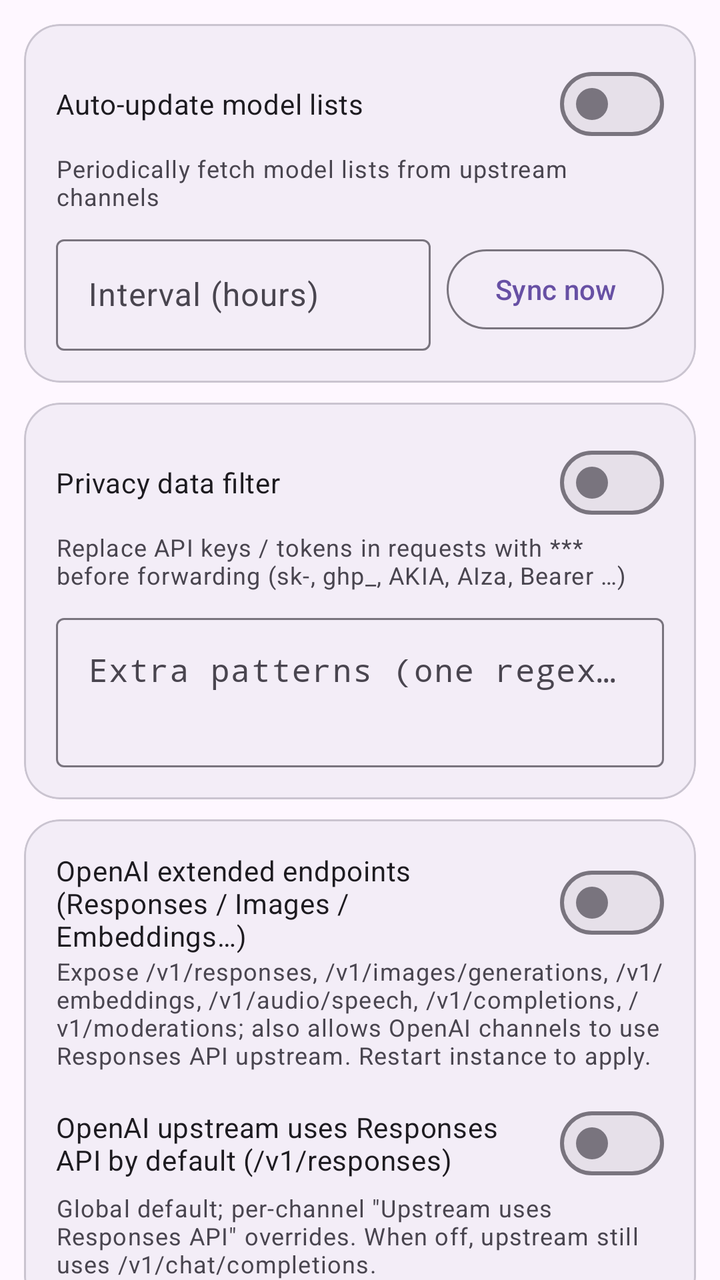
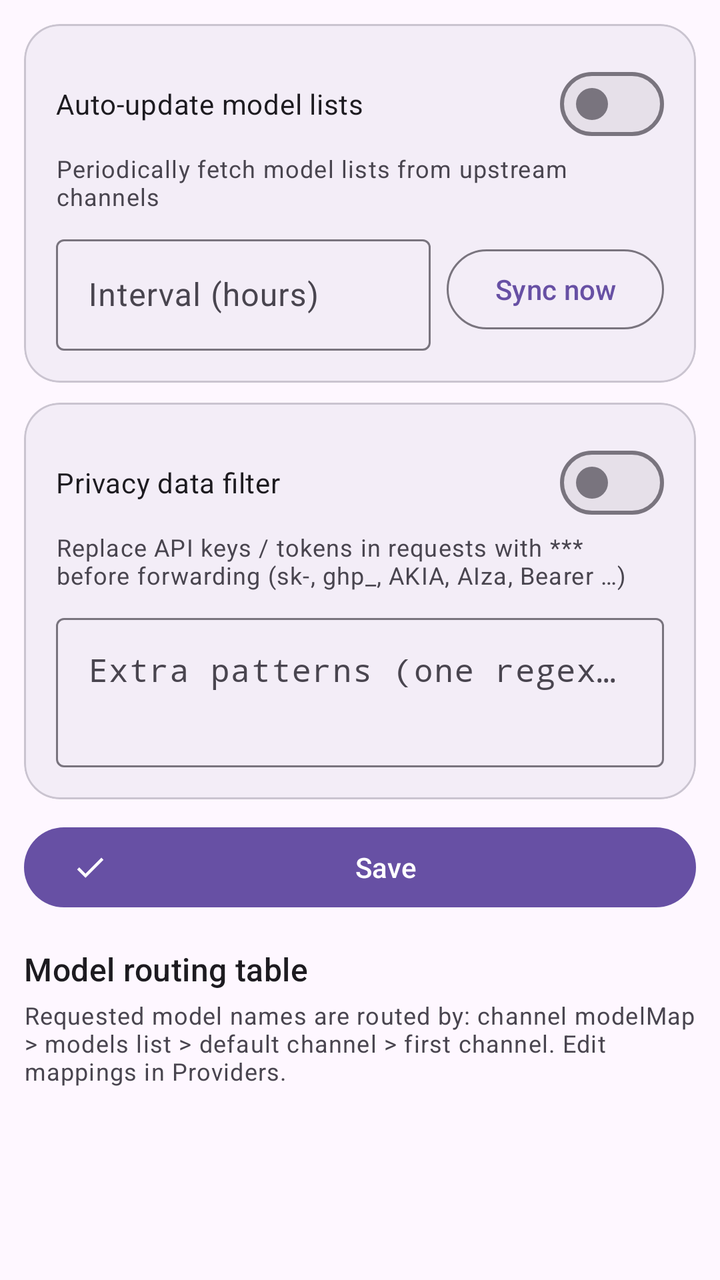

Compare the two renders of this Android layout. The source of the first and the diff that turns it into the second are given below.
<!-- AndroidManifest.xml: application theme Theme.AIGateway -->
<!-- res/layout/fragment_routing.xml -->
<?xml version="1.0" encoding="utf-8"?>
<androidx.core.widget.NestedScrollView xmlns:android="http://schemas.android.com/apk/res/android"
    xmlns:app="http://schemas.android.com/apk/res-auto"
    android:layout_width="match_parent"
    android:layout_height="match_parent"
    android:fillViewport="true">

    <LinearLayout
        android:layout_width="match_parent"
        android:layout_height="wrap_content"
        android:orientation="vertical"
        android:padding="12dp">

        
        <com.google.android.material.card.MaterialCardView
            android:layout_width="match_parent"
            android:layout_height="wrap_content"
            android:layout_marginBottom="10dp"
            app:cardCornerRadius="18dp"
            app:cardElevation="0dp"
            app:cardBackgroundColor="?attr/colorSurfaceContainer">

            <LinearLayout
                android:layout_width="match_parent"
                android:layout_height="wrap_content"
                android:orientation="vertical"
                android:padding="16dp">

                <com.google.android.material.materialswitch.MaterialSwitch
                    android:id="@+id/switchModelSync"
                    android:layout_width="match_parent"
                    android:layout_height="wrap_content"
                    android:text="@string/rt_model_sync" />

                <TextView
                    android:layout_width="match_parent"
                    android:layout_height="wrap_content"
                    android:text="@string/rt_model_sync_desc"
                    android:textAppearance="?attr/textAppearanceBodySmall"
                    android:textColor="?attr/colorOnSurfaceVariant" />

                <LinearLayout
                    android:layout_width="match_parent"
                    android:layout_height="wrap_content"
                    android:orientation="horizontal"
                    android:gravity="center_vertical"
                    android:layout_marginTop="8dp">

                    <com.google.android.material.textfield.TextInputLayout
                        android:layout_width="0dp"
                        android:layout_height="wrap_content"
                        android:layout_weight="1"
                        android:hint="@string/rt_sync_interval"
                        style="@style/Widget.Material3.TextInputLayout.OutlinedBox">
                        <com.google.android.material.textfield.TextInputEditText
                            android:id="@+id/editSyncInterval"
                            android:layout_width="match_parent"
                            android:layout_height="wrap_content"
                            android:inputType="number" />
                    </com.google.android.material.textfield.TextInputLayout>

                    <com.google.android.material.button.MaterialButton
                        android:id="@+id/btnSyncNow"
                        style="@style/Widget.Material3.Button.OutlinedButton"
                        android:layout_width="wrap_content"
                        android:layout_height="wrap_content"
                        android:layout_marginStart="8dp"
                        android:text="@string/rt_sync_now" />
                </LinearLayout>
            </LinearLayout>
        </com.google.android.material.card.MaterialCardView>

        
        <com.google.android.material.card.MaterialCardView
            android:layout_width="match_parent"
            android:layout_height="wrap_content"
            android:layout_marginBottom="10dp"
            app:cardCornerRadius="18dp"
            app:cardElevation="0dp"
            app:cardBackgroundColor="?attr/colorSurfaceContainer">

            <LinearLayout
                android:layout_width="match_parent"
                android:layout_height="wrap_content"
                android:orientation="vertical"
                android:padding="16dp">

                <com.google.android.material.materialswitch.MaterialSwitch
                    android:id="@+id/switchRedact"
                    android:layout_width="match_parent"
                    android:layout_height="wrap_content"
                    android:text="@string/rt_redact" />

                <TextView
                    android:layout_width="match_parent"
                    android:layout_height="wrap_content"
                    android:text="@string/rt_redact_desc"
                    android:textAppearance="?attr/textAppearanceBodySmall"
                    android:textColor="?attr/colorOnSurfaceVariant" />

                <com.google.android.material.textfield.TextInputLayout
                    android:layout_width="match_parent"
                    android:layout_height="wrap_content"
                    android:layout_marginTop="8dp"
                    android:hint="@string/rt_redact_extra"
                    style="@style/Widget.Material3.TextInputLayout.OutlinedBox">
                    <com.google.android.material.textfield.TextInputEditText
                        android:id="@+id/editRedactExtra"
                        android:layout_width="match_parent"
                        android:layout_height="wrap_content"
                        android:minLines="2"
                        android:gravity="top"
                        android:fontFamily="monospace"
                        android:inputType="textMultiLine" />
                </com.google.android.material.textfield.TextInputLayout>
            </LinearLayout>
        </com.google.android.material.card.MaterialCardView>

        
        <com.google.android.material.card.MaterialCardView
            android:layout_width="match_parent"
            android:layout_height="wrap_content"
            android:layout_marginBottom="10dp"
            app:cardCornerRadius="18dp"
            app:cardElevation="0dp"
            app:cardBackgroundColor="?attr/colorSurfaceContainer">

            <LinearLayout
                android:layout_width="match_parent"
                android:layout_height="wrap_content"
                android:orientation="vertical"
                android:padding="16dp">

                <com.google.android.material.materialswitch.MaterialSwitch
                    android:id="@+id/switchOeEnable"
                    android:layout_width="match_parent"
                    android:layout_height="wrap_content"
                    android:text="@string/rt_oe_enable" />

                <TextView
                    android:layout_width="match_parent"
                    android:layout_height="wrap_content"
                    android:text="@string/rt_oe_enable_desc"
                    android:textAppearance="?attr/textAppearanceBodySmall"
                    android:textColor="?attr/colorOnSurfaceVariant" />

                <com.google.android.material.materialswitch.MaterialSwitch
                    android:id="@+id/switchOeUpstream"
                    android:layout_width="match_parent"
                    android:layout_height="wrap_content"
                    android:layout_marginTop="12dp"
                    android:text="@string/rt_oe_upstream" />

                <TextView
                    android:layout_width="match_parent"
                    android:layout_height="wrap_content"
                    android:text="@string/rt_oe_upstream_desc"
                    android:textAppearance="?attr/textAppearanceBodySmall"
                    android:textColor="?attr/colorOnSurfaceVariant" />
            </LinearLayout>
        </com.google.android.material.card.MaterialCardView>

        <com.google.android.material.button.MaterialButton
            android:id="@+id/btnSaveRouting"
            android:layout_width="match_parent"
            android:layout_height="wrap_content"
            android:layout_marginBottom="16dp"
            app:icon="@drawable/ic_check"
            android:text="@string/save" />

        
        <TextView
            android:layout_width="wrap_content"
            android:layout_height="wrap_content"
            android:layout_marginBottom="4dp"
            android:text="@string/rt_table_title"
            android:textAppearance="?attr/textAppearanceTitleMedium" />

        <TextView
            android:layout_width="match_parent"
            android:layout_height="wrap_content"
            android:layout_marginBottom="8dp"
            android:text="@string/rt_hint"
            android:textAppearance="?attr/textAppearanceBodySmall"
            android:textColor="?attr/colorOnSurfaceVariant" />

        <LinearLayout
            android:id="@+id/routingContainer"
            android:layout_width="match_parent"
            android:layout_height="wrap_content"
            android:orientation="vertical" />

        <TextView
            android:id="@+id/emptyHint"
            android:layout_width="match_parent"
            android:layout_height="wrap_content"
            android:gravity="center"
            android:padding="16dp"
            android:text="@string/rt_empty"
            android:textAppearance="?attr/textAppearanceBodyMedium"
            android:textColor="?attr/colorOnSurfaceVariant"
            android:visibility="gone" />
    </LinearLayout>
</androidx.core.widget.NestedScrollView>
<!-- resources referenced by this layout -->
<resources>
  <!-- drawable ic_check (drawable) -->
  <?xml version="1.0" encoding="utf-8"?>
  <vector xmlns:android="http://schemas.android.com/apk/res/android"
      android:width="24dp" android:height="24dp"
      android:viewportWidth="24" android:viewportHeight="24"
      android:tint="?attr/colorControlNormal">
      <path android:fillColor="@android:color/white" android:pathData="M9,16.17L4.83,12l-1.42,1.41L9,19 21,7l-1.41-1.41z"/>
  </vector>
  <string name="rt_empty">No models\n(add models / modelMap to a channel in Providers)</string>
  <string name="rt_hint">Requested model names are routed by: channel modelMap &gt; models list &gt; default channel &gt; first channel. Edit mappings in Providers.</string>
  <string name="rt_model_sync">Auto-update model lists</string>
  <string name="rt_model_sync_desc">Periodically fetch model lists from upstream channels</string>
  <string name="rt_oe_enable">OpenAI extended endpoints (Responses / Images / Embeddings…)</string>
  <string name="rt_oe_enable_desc">Expose /v1/responses, /v1/images/generations, /v1/embeddings, /v1/audio/speech, /v1/completions, /v1/moderations; also allows OpenAI channels to use Responses API upstream. Restart instance to apply.</string>
  <string name="rt_oe_upstream">OpenAI upstream uses Responses API by default (/v1/responses)</string>
  <string name="rt_oe_upstream_desc">Global default; per-channel \"Upstream uses Responses API\" overrides. When off, upstream still uses /v1/chat/completions.</string>
  <string name="rt_redact">Privacy data filter</string>
  <string name="rt_redact_desc">Replace API keys / tokens in requests with *** before forwarding (sk-, ghp_, AKIA, AIza, Bearer …)</string>
  <string name="rt_redact_extra">Extra patterns (one regex per line)</string>
  <string name="rt_sync_interval">Interval (hours)</string>
  <string name="rt_sync_now">Sync now</string>
  <string name="rt_table_title">Model routing table</string>
  <string name="save">Save</string>
  <color name="md_primary">#6750A4</color>
  <color name="md_on_primary">#FFFFFF</color>
  <color name="md_primary_container">#EADDFF</color>
  <color name="md_on_primary_container">#21005D</color>
  <color name="md_secondary">#625B71</color>
  <color name="md_on_secondary">#FFFFFF</color>
  <color name="md_secondary_container">#E8DEF8</color>
  <color name="md_on_secondary_container">#1D192B</color>
  <color name="md_tertiary">#7D5260</color>
  <color name="md_on_tertiary">#FFFFFF</color>
  <color name="md_tertiary_container">#FFD8E4</color>
  <color name="md_on_tertiary_container">#31111D</color>
  <color name="md_error">#B3261E</color>
  <color name="md_on_error">#FFFFFF</color>
  <color name="md_error_container">#F9DEDC</color>
  <color name="md_on_error_container">#410E0B</color>
  <color name="md_background">#FEF7FF</color>
  <color name="md_on_background">#1D1B20</color>
  <color name="md_surface">#FEF7FF</color>
  <color name="md_on_surface">#1D1B20</color>
  <color name="md_surface_variant">#E7E0EC</color>
  <color name="md_on_surface_variant">#49454F</color>
  <color name="md_outline">#79747E</color>
  <color name="md_outline_variant">#CAC4D0</color>
  <color name="md_surface_container">#F3EDF7</color>
  <color name="md_surface_container_high">#ECE6F0</color>
  <!-- unchanged entries left out for length: 1 -->
</resources>

<!-- the commit's change to res/layout/fragment_routing.xml (unified diff, before → after) -->
@@ -116,50 +116,6 @@
             </LinearLayout>
         </com.google.android.material.card.MaterialCardView>
 
-        
-        <com.google.android.material.card.MaterialCardView
-            android:layout_width="match_parent"
-            android:layout_height="wrap_content"
-            android:layout_marginBottom="10dp"
-            app:cardCornerRadius="18dp"
-            app:cardElevation="0dp"
-            app:cardBackgroundColor="?attr/colorSurfaceContainer">
-
-            <LinearLayout
-                android:layout_width="match_parent"
-                android:layout_height="wrap_content"
-                android:orientation="vertical"
-                android:padding="16dp">
-
-                <com.google.android.material.materialswitch.MaterialSwitch
-                    android:id="@+id/switchOeEnable"
-                    android:layout_width="match_parent"
-                    android:layout_height="wrap_content"
-                    android:text="@string/rt_oe_enable" />
-
-                <TextView
-                    android:layout_width="match_parent"
-                    android:layout_height="wrap_content"
-                    android:text="@string/rt_oe_enable_desc"
-                    android:textAppearance="?attr/textAppearanceBodySmall"
-                    android:textColor="?attr/colorOnSurfaceVariant" />
-
-                <com.google.android.material.materialswitch.MaterialSwitch
-                    android:id="@+id/switchOeUpstream"
-                    android:layout_width="match_parent"
-                    android:layout_height="wrap_content"
-                    android:layout_marginTop="12dp"
-                    android:text="@string/rt_oe_upstream" />
-
-                <TextView
-                    android:layout_width="match_parent"
-                    android:layout_height="wrap_content"
-                    android:text="@string/rt_oe_upstream_desc"
-                    android:textAppearance="?attr/textAppearanceBodySmall"
-                    android:textColor="?attr/colorOnSurfaceVariant" />
-            </LinearLayout>
-        </com.google.android.material.card.MaterialCardView>
-
         <com.google.android.material.button.MaterialButton
             android:id="@+id/btnSaveRouting"
             android:layout_width="match_parent"
<!-- resource entries referenced after the edit -->
@@ -12,10 +12,6 @@
   <string name="rt_hint">Requested model names are routed by: channel modelMap &gt; models list &gt; default channel &gt; first channel. Edit mappings in Providers.</string>
   <string name="rt_model_sync">Auto-update model lists</string>
   <string name="rt_model_sync_desc">Periodically fetch model lists from upstream channels</string>
-  <string name="rt_oe_enable">OpenAI extended endpoints (Responses / Images / Embeddings…)</string>
-  <string name="rt_oe_enable_desc">Expose /v1/responses, /v1/images/generations, /v1/embeddings, /v1/audio/speech, /v1/completions, /v1/moderations; also allows OpenAI channels to use Responses API upstream. Restart instance to apply.</string>
-  <string name="rt_oe_upstream">OpenAI upstream uses Responses API by default (/v1/responses)</string>
-  <string name="rt_oe_upstream_desc">Global default; per-channel \"Upstream uses Responses API\" overrides. When off, upstream still uses /v1/chat/completions.</string>
   <string name="rt_redact">Privacy data filter</string>
   <string name="rt_redact_desc">Replace API keys / tokens in requests with *** before forwarding (sk-, ghp_, AKIA, AIza, Bearer …)</string>
   <string name="rt_redact_extra">Extra patterns (one regex per line)</string>
